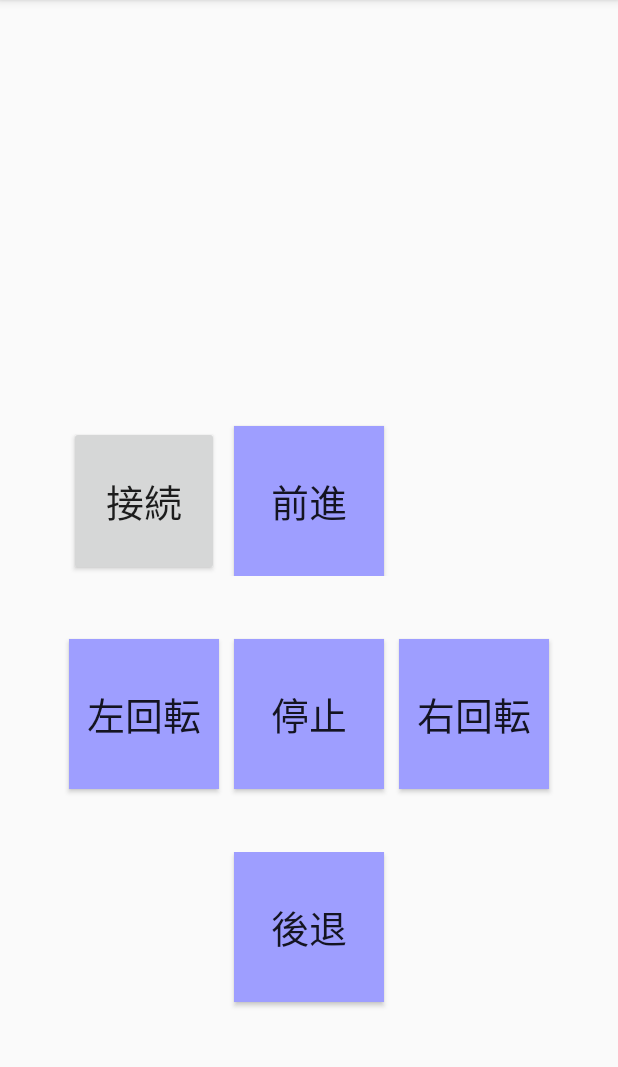
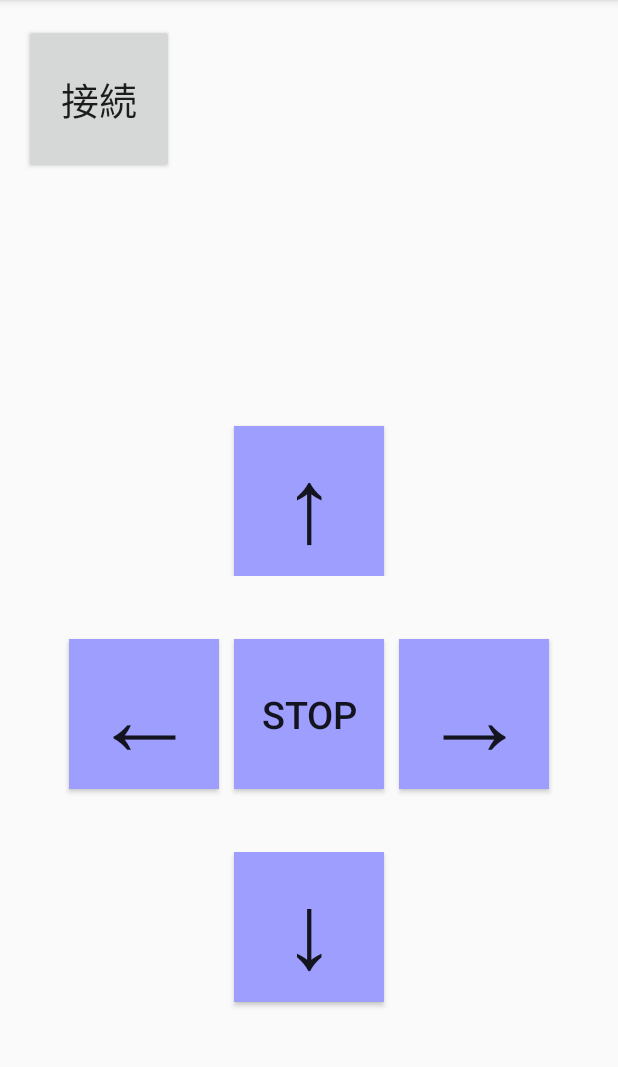
Before and after one commit to t-robop/myRobotController, an Android app: the screen it shows after launch (MainActivity), on a phone screen of 412 x 824 dp, the part 84-1151 px from its top. Run offline under Robolectric (Android 15) with nearby library versions, the phone set to English and light mode, and no system bars; libraries missing offline, so code that uses them is left out: app.akexorcist.bluetotohspp; 5 statements that could not run were skipped.

Commit message:
ボタン表記変更、接続ボタン位置変更

```diff
--- a/app/src/main/res/layout/activity_main.xml
+++ b/app/src/main/res/layout/activity_main.xml
@@ -20,6 +20,15 @@
             android:layout_height="match_parent"
             android:layout_weight="1">
 
+            <Button
+                android:layout_width="100dp"
+                android:layout_height="100dp"
+                android:text="接続"
+                android:textSize="25dp"
+                android:onClick="btn"
+                android:layout_marginRight="10dp"
+                android:id="@+id/connect" />
+
         </LinearLayout>
 
         <LinearLayout
@@ -29,21 +38,19 @@
             android:gravity="center|bottom"
             android:layout_weight="1">
 
-            <Button
+            <LinearLayout
+                android:orientation="vertical"
                 android:layout_width="100dp"
                 android:layout_height="100dp"
-                android:text="接続"
-                android:textSize="25dp"
-                android:onClick="btn"
-                android:layout_marginRight="10dp"
-                android:id="@+id/connect" />
+                android:layout_marginLeft="10dp"
+                android:id="@+id/test1" />
 
             <Button
                 android:layout_width="100dp"
                 android:layout_height="100dp"
-                android:text="前進"
+                android:text="↑"
                 android:onClick="btn"
-                android:textSize="25dp"
+                android:textSize="70dp"
                 android:id="@+id/front"
                 android:background="@drawable/color_move" />
 
@@ -65,9 +72,9 @@
             <Button
                 android:layout_width="100dp"
                 android:layout_height="100dp"
-                android:text="左回転"
+                android:text="←"
                 android:onClick="btn"
-                android:textSize="25dp"
+                android:textSize="70dp"
                 android:id="@+id/left"
                 android:layout_marginRight="10dp"
                 android:background="@drawable/color_move" />
@@ -75,7 +82,7 @@
             <Button
                 android:layout_width="100dp"
                 android:layout_height="100dp"
-                android:text="停止"
+                android:text="STOP"
                 android:textSize="25dp"
 
                 android:onClick="btn"
@@ -85,8 +92,8 @@
             <Button
                 android:layout_width="100dp"
                 android:layout_height="100dp"
-                android:text="右回転"
-                android:textSize="25dp"
+                android:text="→"
+                android:textSize="70dp"
                 android:layout_marginLeft="10dp"
                 android:onClick="btn"
                 android:id="@+id/right"
@@ -104,8 +111,8 @@
             <Button
                 android:layout_width="100dp"
                 android:layout_height="100dp"
-                android:text="後退"
-                android:textSize="25dp"
+                android:text="↓"
+                android:textSize="70dp"
                 android:onClick="btn"
                 android:id="@+id/back"
                 android:background="@drawable/color_move" />
```
